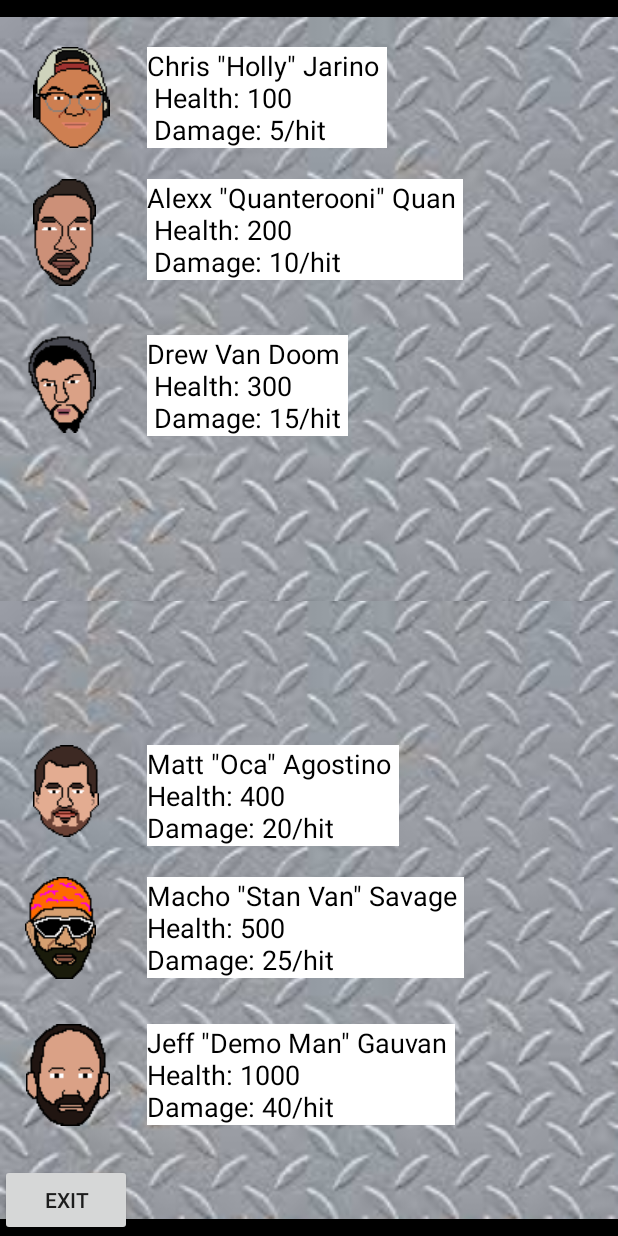
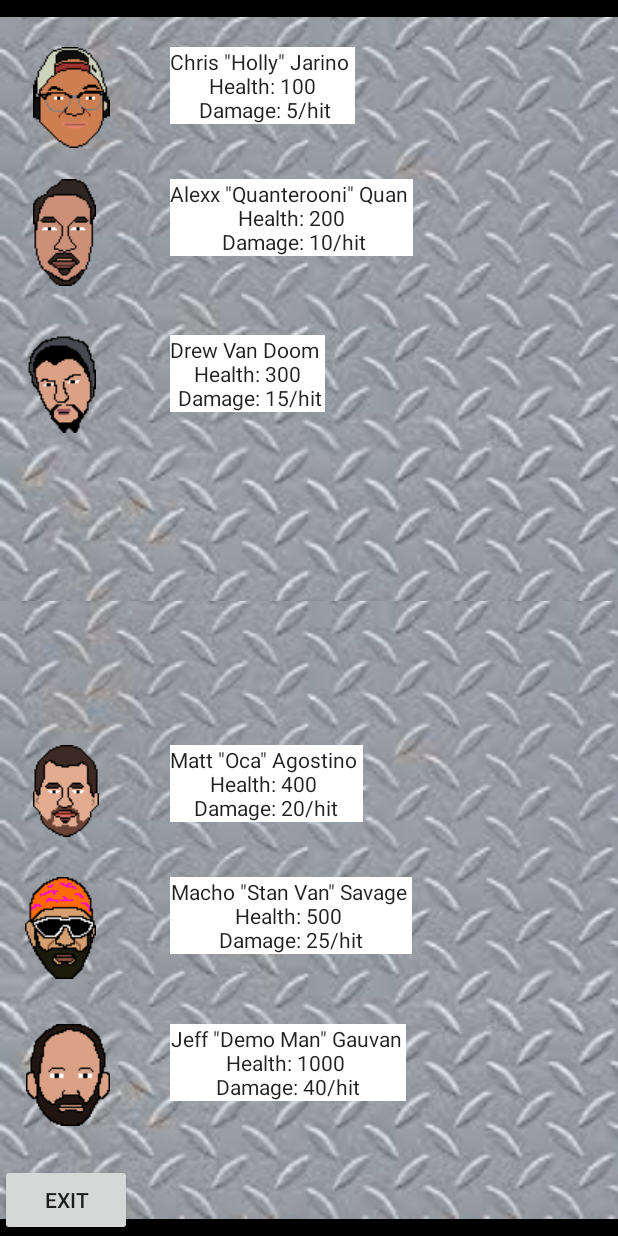
Before and after one commit to DrewVanD/TeamAwesomeGame, an Android app: the playGame screen opened directly, with no data from a screen before it, on a phone screen of 412 x 824 dp. Run offline under Robolectric (Android 15) with nearby library versions, the phone set to English and light mode, and no system bars.

Commit message:
fight screen resiuze

```diff
--- a/app/src/main/res/layout/activity_play_game.xml
+++ b/app/src/main/res/layout/activity_play_game.xml
@@ -41,9 +41,11 @@
         android:layout_height="wrap_content"
         android:layout_alignParentStart="true"
         android:layout_alignParentTop="true"
+        android:layout_marginRight="0dp"
         android:layout_marginStart="22dp"
         android:layout_marginTop="31dp"
         android:background="@android:color/transparent"
+        android:paddingRight="0dp"
         app:srcCompat="@drawable/chris" />
 
     <ImageButton
@@ -52,8 +54,10 @@
         android:layout_height="wrap_content"
         android:layout_alignParentTop="true"
         android:layout_alignStart="@+id/chrisButton"
+        android:layout_marginRight="0dp"
         android:layout_marginTop="119dp"
         android:background="@android:color/transparent"
+        android:paddingRight="0dp"
         app:srcCompat="@drawable/alexx" />
 
     <ImageButton
@@ -62,8 +66,10 @@
         android:layout_height="wrap_content"
         android:layout_alignEnd="@+id/alexxButton"
         android:layout_alignParentTop="true"
+        android:layout_marginRight="0dp"
         android:layout_marginTop="223dp"
         android:background="@android:color/transparent"
+        android:paddingRight="0dp"
         app:srcCompat="@drawable/drew" />
 
     <ImageButton
@@ -73,7 +79,9 @@
         android:layout_alignParentBottom="true"
         android:layout_alignStart="@+id/chrisButton"
         android:layout_marginBottom="266dp"
+        android:layout_marginRight="0dp"
         android:background="@android:color/transparent"
+        android:paddingRight="0dp"
         app:srcCompat="@drawable/matt" />
 
     <ImageButton
@@ -83,7 +91,9 @@
         android:layout_alignEnd="@+id/alexxButton"
         android:layout_alignParentBottom="true"
         android:layout_marginBottom="171dp"
+        android:layout_marginRight="0dp"
         android:background="@android:color/transparent"
+        android:paddingRight="0dp"
         app:srcCompat="@drawable/randy" />
 
     <ImageButton
@@ -93,20 +103,24 @@
         android:layout_alignEnd="@+id/chrisButton"
         android:layout_alignParentBottom="true"
         android:layout_marginBottom="73dp"
+        android:layout_marginRight="0dp"
         android:background="@android:color/transparent"
+        android:paddingRight="0dp"
         app:srcCompat="@drawable/jeff" />
 
     <TextView
         android:id="@+id/textView"
         android:layout_width="wrap_content"
         android:layout_height="wrap_content"
-        android:layout_alignParentEnd="true"
+        android:layout_alignParentStart="true"
         android:layout_alignTop="@+id/chrisButton"
-        android:layout_marginEnd="154dp"
+        android:layout_marginLeft="0dp"
+        android:layout_marginStart="113dp"
         android:background="#FFF"
+        android:gravity="center"
         android:text='Chris "Holly" Jarino \n Health: 100 \n Damage: 5/hit'
-        android:textColor="@android:color/black"
-        android:textSize="18sp" />
+        android:textAppearance="@style/TextAppearance.AppCompat.Large"
+        android:textSize="14sp" />
 
     <TextView
         android:id="@+id/textView3"
@@ -114,10 +128,12 @@
         android:layout_height="wrap_content"
         android:layout_alignStart="@+id/textView"
         android:layout_alignTop="@+id/alexxButton"
+        android:layout_marginLeft="0dp"
         android:background="#FFF"
+        android:gravity="center"
         android:text='Alexx "Quanterooni" Quan \n Health: 200 \n Damage: 10/hit'
-        android:textColor="@android:color/black"
-        android:textSize="18sp" />
+        android:textAppearance="@style/TextAppearance.AppCompat.Large"
+        android:textSize="14sp" />
 
     <TextView
         android:id="@+id/textView4"
@@ -125,10 +141,12 @@
         android:layout_height="wrap_content"
         android:layout_alignStart="@+id/textView"
         android:layout_alignTop="@+id/drewButton"
+        android:layout_marginLeft="0dp"
         android:background="#FFF"
+        android:gravity="center"
         android:text="Drew Van Doom \n Health: 300 \n Damage: 15/hit"
-        android:textColor="@android:color/black"
-        android:textSize="18sp" />
+        android:textAppearance="@style/TextAppearance.AppCompat.Large"
+        android:textSize="14sp" />
 
     <TextView
         android:id="@+id/textView5"
@@ -136,10 +154,12 @@
         android:layout_height="wrap_content"
         android:layout_alignStart="@+id/textView"
         android:layout_alignTop="@+id/mattButton"
+        android:layout_marginLeft="0dp"
         android:background="#FFF"
+        android:gravity="center"
         android:text='Matt "Oca" Agostino \nHealth: 400 \nDamage: 20/hit'
-        android:textColor="@android:color/black"
-        android:textSize="18sp" />
+        android:textAppearance="@style/TextAppearance.AppCompat.Large"
+        android:textSize="14sp" />
 
     <TextView
         android:id="@+id/textView6"
@@ -147,10 +167,12 @@
         android:layout_height="wrap_content"
         android:layout_alignStart="@+id/textView"
         android:layout_alignTop="@+id/randyButton"
+        android:layout_marginLeft="0dp"
         android:background="#FFF"
+        android:gravity="center"
         android:text='Macho "Stan Van" Savage \nHealth: 500 \nDamage: 25/hit'
-        android:textColor="@android:color/black"
-        android:textSize="18sp" />
+        android:textAppearance="@style/TextAppearance.AppCompat.Large"
+        android:textSize="14sp" />
 
     <TextView
         android:id="@+id/textView7"
@@ -158,9 +180,11 @@
         android:layout_height="wrap_content"
         android:layout_alignStart="@+id/textView"
         android:layout_alignTop="@+id/jeffButton"
+        android:layout_marginLeft="0dp"
         android:background="#FFF"
+        android:gravity="center"
         android:text='Jeff "Demo Man" Gauvan \nHealth: 1000 \nDamage: 40/hit'
-        android:textColor="@android:color/black"
-        android:textSize="18sp" />
+        android:textAppearance="@style/TextAppearance.AppCompat.Large"
+        android:textSize="14sp" />
 
 </RelativeLayout>
```
Also changed, not shown: app/src/main/java/com/drew/teamawesomegame/playGame.java (+12 -12 lines).
